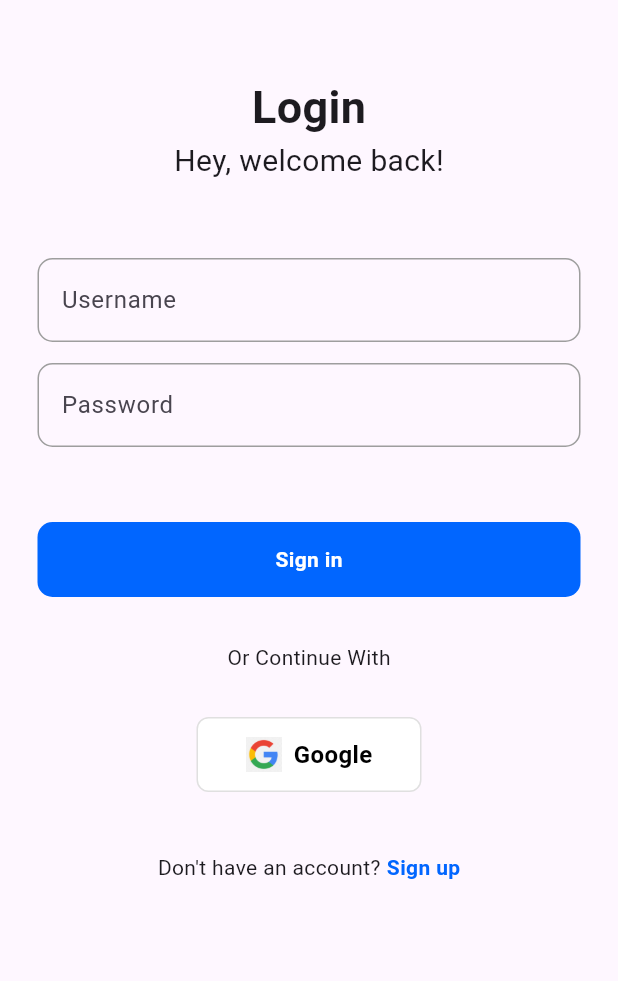
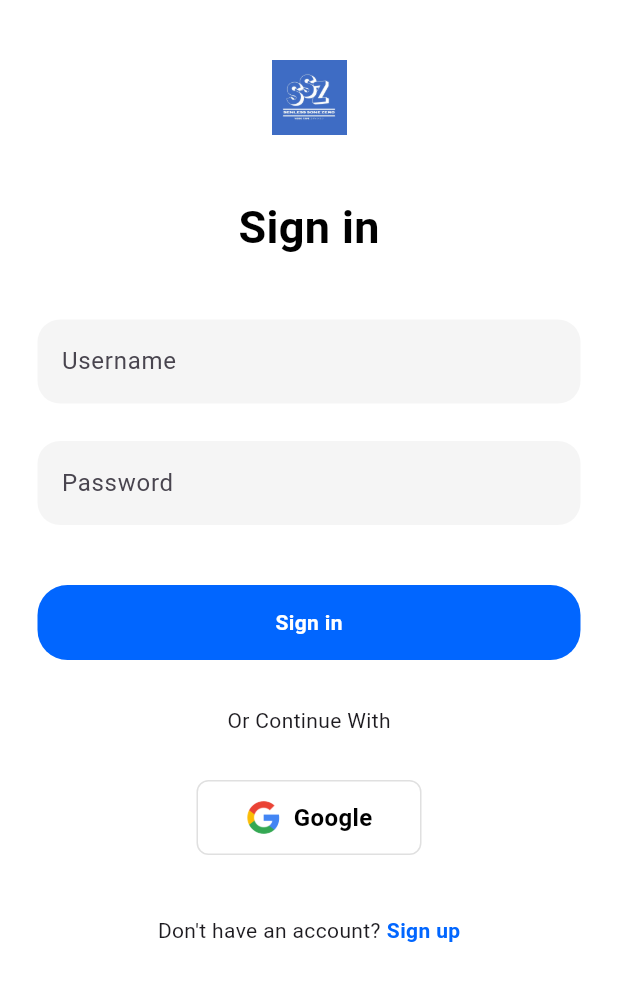
Before and after one commit to kimji-lab/flutter-videotapestore-project, a Flutter app: the screen it shows after launch, on a phone screen of 412 x 824 dp. Shown: the top 981 px of the screen. Run offline on Flutter 3.47's test engine with Material 3 defaults, Android fonts, the phone set to English and light mode, and no system bars.

Commit message:
second commit

```diff
--- a/lib/login_page.dart
+++ b/lib/login_page.dart
@@ -7,24 +7,31 @@ class LoginPage extends StatelessWidget {
   @override
   Widget build(BuildContext context) {
     return Scaffold(
+      backgroundColor: Colors.white,
       body: SafeArea(
         child: SingleChildScrollView(
           child: Center(
             child: Column(
               children: [
-                SizedBox(height: 50),
+                SizedBox(height: 40),
 
                 // buat yang liat, ini tuh yang awal atas login sama welcome back *Rizki
-                Text(
-                  "Login",
-                  style: TextStyle(fontSize: 30, fontWeight: FontWeight.bold),
-                ),
-                Text(
-                  "Hey, welcome back!",
-                  style: TextStyle(fontSize: 20),
+                Center(
+                  child: Image.asset("lib/images/logovts.png",
+                      height: 50, width: 50),
                 ),
 
-                SizedBox(height: 50),
+                SizedBox(height: 40),
+
+                Text(
+                  "Sign in",
+                  style: TextStyle(
+                      fontSize: 30,
+                      fontWeight: FontWeight.bold,
+                      color: Colors.black),
+                ),
+
+                SizedBox(height: 40),
 
                 // kalo ini buat tempat username *Rizki
                 Padding(
@@ -33,17 +40,18 @@ class LoginPage extends StatelessWidget {
                     decoration: InputDecoration(
                       labelText: "Username",
                       filled: true,
-                      fillColor: Colors.transparent,
+                      fillColor: Colors.grey[100],
                       enabledBorder: OutlineInputBorder(
-                          borderSide: BorderSide(color: Colors.grey),
-                          borderRadius: BorderRadius.circular(10)),
+                          borderSide: BorderSide.none,
+                          borderRadius: BorderRadius.circular(15)),
                       focusedBorder: OutlineInputBorder(
-                          borderSide: BorderSide(color: Colors.grey)),
+                          borderSide: BorderSide.none,
+                          borderRadius: BorderRadius.circular(15)),
                     ),
                   ),
                 ),
 
-                SizedBox(height: 14),
+                SizedBox(height: 25),
 
                 // ini buat tempat password, dibuat hide supaya keliatan lebih secure aja sih *Rizki
                 Padding(
@@ -53,17 +61,18 @@ class LoginPage extends StatelessWidget {
                     decoration: InputDecoration(
                       labelText: "Password",
                       filled: true,
-                      fillColor: Colors.transparent,
+                      fillColor: Colors.grey[100],
                       enabledBorder: OutlineInputBorder(
-                          borderSide: BorderSide(color: Colors.grey),
-                          borderRadius: BorderRadius.circular(10)),
+                          borderSide: BorderSide.none,
+                          borderRadius: BorderRadius.circular(15)),
                       focusedBorder: OutlineInputBorder(
-                          borderSide: BorderSide(color: Colors.grey)),
+                          borderSide: BorderSide.none,
+                          borderRadius: BorderRadius.circular(15)),
                     ),
                   ),
                 ),
 
-                SizedBox(height: 50),
+                SizedBox(height: 40),
 
                 // kalo ini buat tombol sign in, entar gua bikin supaya kalo dipencet entar ke homepage *Rizki
                 GestureDetector(
@@ -73,7 +82,7 @@ class LoginPage extends StatelessWidget {
                     margin: EdgeInsets.symmetric(horizontal: 25),
                     decoration: BoxDecoration(
                         color: Color(0xFF0166FF),
-                        borderRadius: BorderRadius.circular(10)),
+                        borderRadius: BorderRadius.circular(20)),
                     child: Center(
                       child: Text("Sign in",
                           style: TextStyle(
@@ -107,7 +116,7 @@ class LoginPage extends StatelessWidget {
                           mainAxisAlignment: MainAxisAlignment.center,
                           children: [
                             Image.asset(
-                              "lib/images/google.png",
+                              "lib/images/g-logo.png",
                               height: 24,
                               width: 24,
                             ),
```
Also changed, not shown: lib/images/logovts.png (added).
